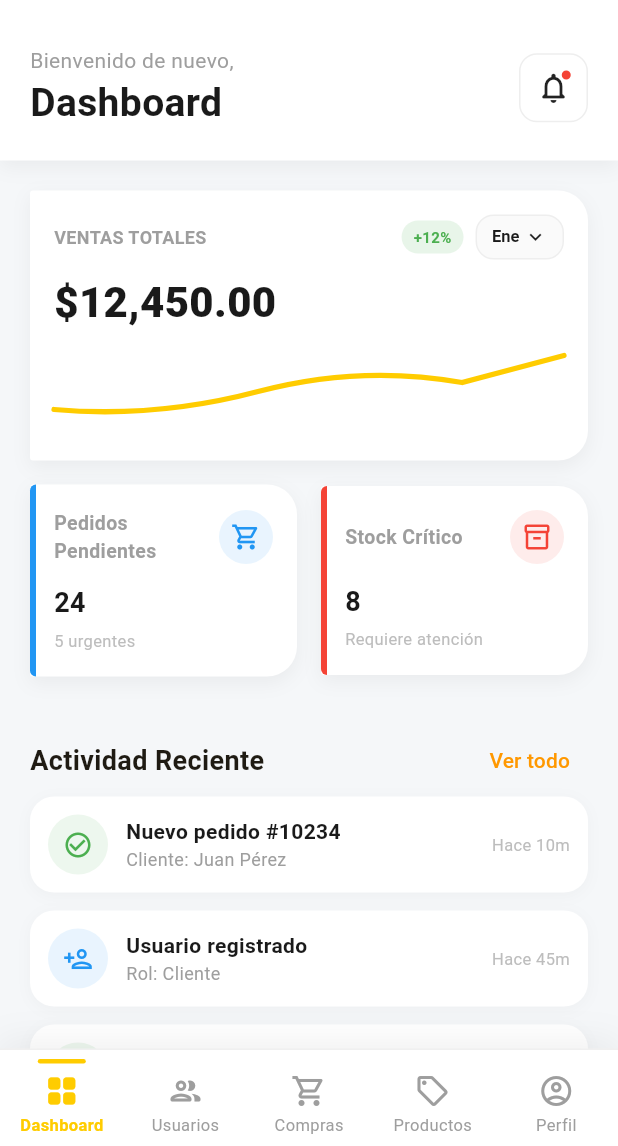
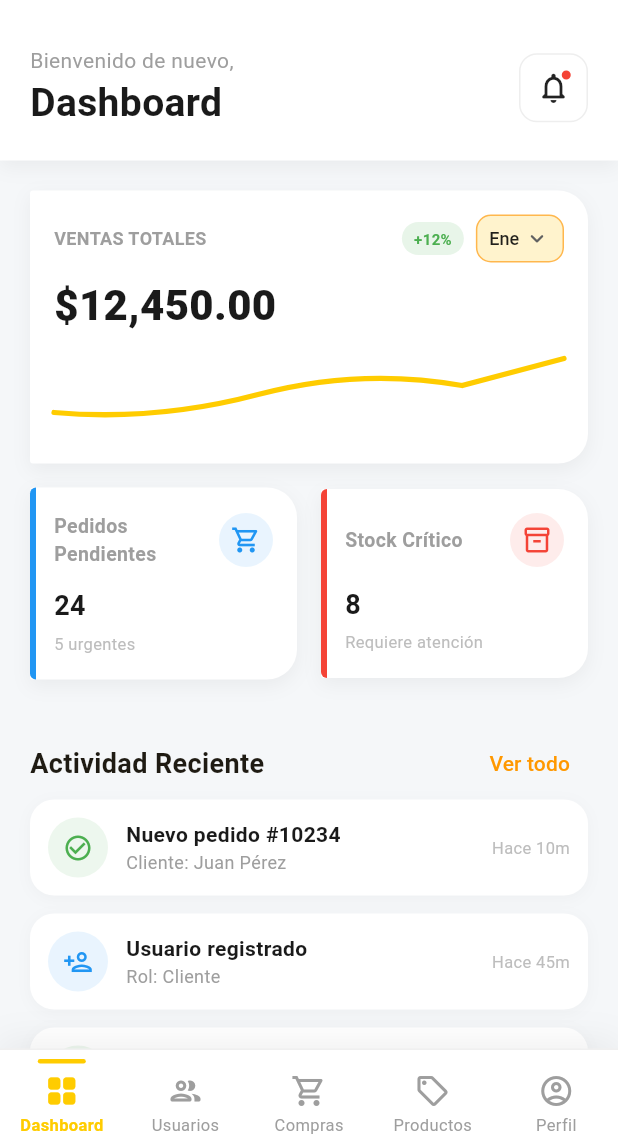
Before and after one commit to Emanuel-24/ElectroSoft-Mobile, a Flutter app: the MainShell screen opened by its route, on a phone screen of 412 x 824 dp, the part 90-1236 px from its top. Run offline on Flutter 3.47's test engine with Material 3 defaults, Android fonts, the phone set to English and light mode, and no system bars.

Commit message:
ultimos cambios

```diff
--- a/lib/features/dashboard/presentation/widgets/stats_card.dart
+++ b/lib/features/dashboard/presentation/widgets/stats_card.dart
@@ -122,61 +122,38 @@ class _StatsCardState extends State<StatsCard> {
                             ),
                           const SizedBox(width: 8),
 
-                          // 👇 SELECTOR DE MES ESTILIZADO
                           Container(
-                            padding: const EdgeInsets.symmetric(horizontal: 10),
+                            height: 32,
+                            padding: const EdgeInsets.symmetric(horizontal: 8),
                             decoration: BoxDecoration(
-                              color: Colors.grey.shade50,
-                              borderRadius: BorderRadius.circular(12),
-                              border: Border.all(color: Colors.grey.shade200),
+                              color: const Color(0xFFFFF3CD),
+                              borderRadius: BorderRadius.circular(10),
+                              border: Border.all(
+                                color: Colors.orange.shade300,
+                                width: 1,
+                              ),
                             ),
-                            height: 30,
                             child: DropdownButtonHideUnderline(
                               child: DropdownButton<String>(
                                 value: selectedMonth,
+                                isDense: true,
                                 icon: const Icon(
-                                  Icons.keyboard_arrow_down,
-                                  size: 16,
-                                  color: AppTheme.textDark,
+                                  Icons.keyboard_arrow_down_rounded,
+                                  size: 18,
                                 ),
-                                elevation: 8,
-                                borderRadius: BorderRadius.circular(12),
-                                dropdownColor:
-                                    Colors.white, // Color del menú desplegable
-                                focusColor: Colors.transparent,
                                 style: const TextStyle(
-                                  fontSize: 11,
-                                  color: AppTheme.textDark,
-                                  fontWeight: FontWeight.bold,
+                                  fontSize: 12,
+                                  color: Colors.black87,
+                                  fontWeight: FontWeight.w500,
                                 ),
-                                onChanged: (String? newValue) {
-                                  if (newValue != null) {
-                                    setState(() => selectedMonth = newValue);
-                                  }
-                                },
-                                // El secreto del "hover" y contraste está en el mapping de los items:
-                                items: months.map<DropdownMenuItem<String>>((
-                                  String value,
-                                ) {
-                                  return DropdownMenuItem<String>(
-                                    value: value,
-                                    child: Container(
-                                      padding: const EdgeInsets.symmetric(
-                                        horizontal: 8,
-                                        vertical: 4,
-                                      ),
-                                      decoration: BoxDecoration(
-                                        borderRadius: BorderRadius.circular(6),
-                                      ),
-                                      child: Text(value),
-                                    ),
+                                items: months.map((mes) {
+                                  return DropdownMenuItem(
+                                    value: mes,
+                                    child: Text(mes),
                                   );
                                 }).toList(),
-                                // Propiedad para el efecto visual al seleccionar
-                                selectedItemBuilder: (BuildContext context) {
-                                  return months.map<Widget>((String item) {
-                                    return Center(child: Text(item));
-                                  }).toList();
+                                onChanged: (value) {
+                                  setState(() => selectedMonth = value!);
                                 },
                               ),
                             ),
--- a/lib/features/products/presentation/screens/cat_products_screen.dart
+++ b/lib/features/products/presentation/screens/cat_products_screen.dart
@@ -32,7 +32,7 @@ class CatProductosScreen extends StatelessWidget {
           final categoria = _filtradas[index];
           return CategoriaCard(
             categoria: categoria,
-            onTap: () => Navigator.pushReplacement(
+            onTap: () => Navigator.push(
               context,
               MaterialPageRoute(
                 builder: (context) =>
--- a/lib/features/compras/data/data_sources/compras_mock.dart
+++ b/lib/features/shopping/data/data_sources/shopping_mock.dart
@@ -1,4 +1,4 @@
-import '../../domain/entities/compra.dart';
+import '../../domain/entities/shopping.dart';
 
 class ComprasMock {
   static final List<Compra> compras = [
--- a/lib/features/compras/presentation/screens/detalle_compra_screen.dart
+++ b/lib/features/shopping/presentation/screens/shopping_detail_screen.dart
@@ -1,6 +1,6 @@
 import 'package:electrosoft/core/theme/app_theme.dart';
 import 'package:flutter/material.dart';
-import '../../domain/entities/compra.dart';
+import '../../domain/entities/shopping.dart';
 import 'package:intl/intl.dart';
 
 class DetalleCompraScreen extends StatelessWidget {
--- a/lib/features/compras/presentation/screens/compras_screen.dart
+++ b/lib/features/shopping/presentation/screens/shopping_screen.dart
@@ -1,7 +1,7 @@
-import 'package:electrosoft/features/compras/data/data_sources/compras_mock.dart';
+import 'package:electrosoft/features/shopping/data/data_sources/shopping_mock.dart';
 import 'package:flutter/material.dart';
 import '../../../../core/theme/app_theme.dart';
-import '../widgets/compra_card.dart';
+import '../widgets/shopping_card.dart';
 
 class ComprasScreen extends StatelessWidget {
   final String? searchQuery;
--- a/lib/features/users/presentation/screens/users_screen.dart
+++ b/lib/features/users/presentation/screens/users_screen.dart
@@ -32,7 +32,7 @@ class UsuariosScreen extends StatelessWidget {
 
         return UsuarioCard(
           usuario: usuario,
-          onTap: () => Navigator.pushReplacement(
+          onTap: () => Navigator.push(
             context,
             MaterialPageRoute(
               builder: (context) => UsuarioDetalleScreen(usuario: usuario),
--- a/lib/shared/widgets/main_shell.dart
+++ b/lib/shared/widgets/main_shell.dart
@@ -3,7 +3,7 @@ import 'package:flutter/material.dart';
 
 // Importaciones de tus pantallas
 import '../../features/products/presentation/screens/cat_products_screen.dart';
-import '../../features/compras/presentation/screens/compras_screen.dart'; // ← AGREGAR
+import '../../features/shopping/presentation/screens/shopping_screen.dart'; // ← AGREGAR
 import '../../features/profile/presentation/screens/edit_profile_screen.dart';
 import '../../features/users/presentation/screens/users_screen.dart';
 import '../../features/profile/domain/entities/user_profile.dart';
@@ -44,7 +44,7 @@ class _MainShellState extends State<MainShell> {
     _PageConfig(title: 'Usuarios', searchHint: 'Buscar usuario...'), // Usuarios (1)    // Roles (2)
     _PageConfig(title: 'Compras', searchHint: 'Buscar compra...'), // Compras (3) ← NUEVO
     _PageConfig(title: 'Categorías de productos', showSearch: false), // Categorías (3) ← NUEVO
-    _PageConfig(title: 'Perfil', showSearch: false),              // Perfil (4)
+    _PageConfig(title: '', showSearch: false),              // Perfil (4)
   ];
 
   @override
```
Also changed, not shown: lib/features/shopping/presentation/widgets/shopping_card.dart (renamed from lib/features/compras/presentation/widgets/compra_card.dart, +2 -24 lines), lib/features/shopping/domain/entities/shopping.dart (renamed from lib/features/compras/domain/entities/compra.dart).
